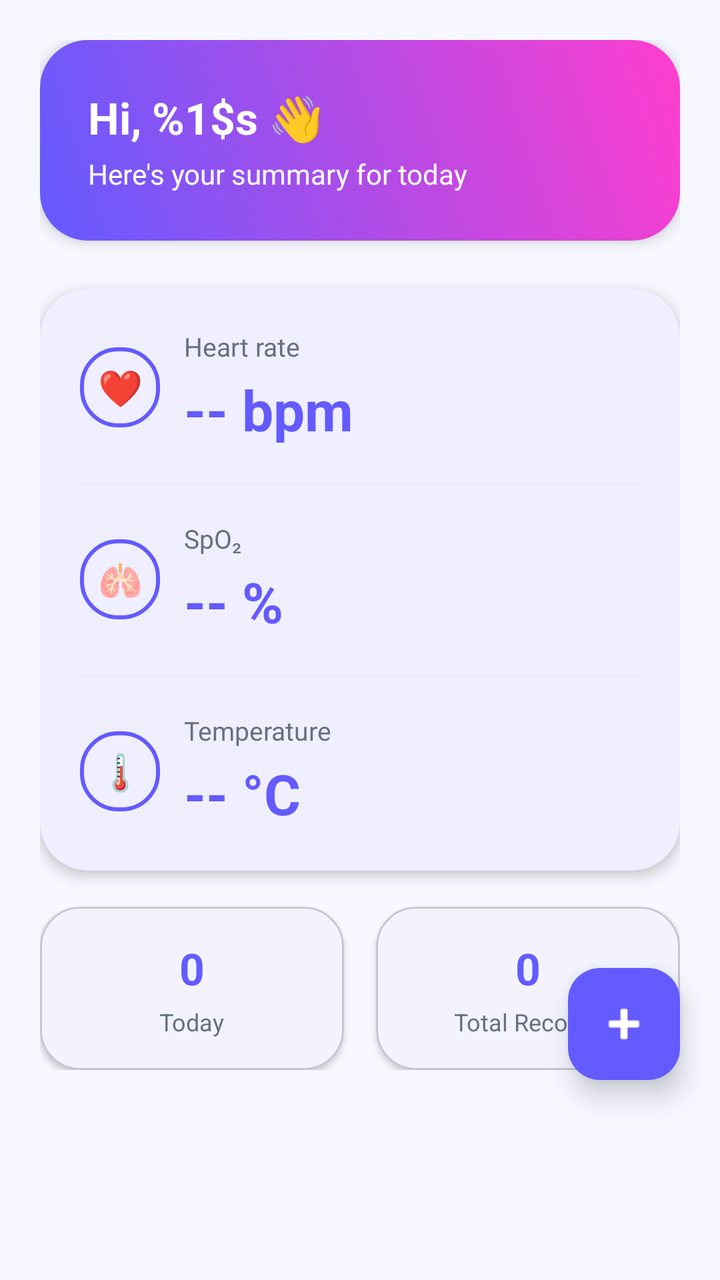
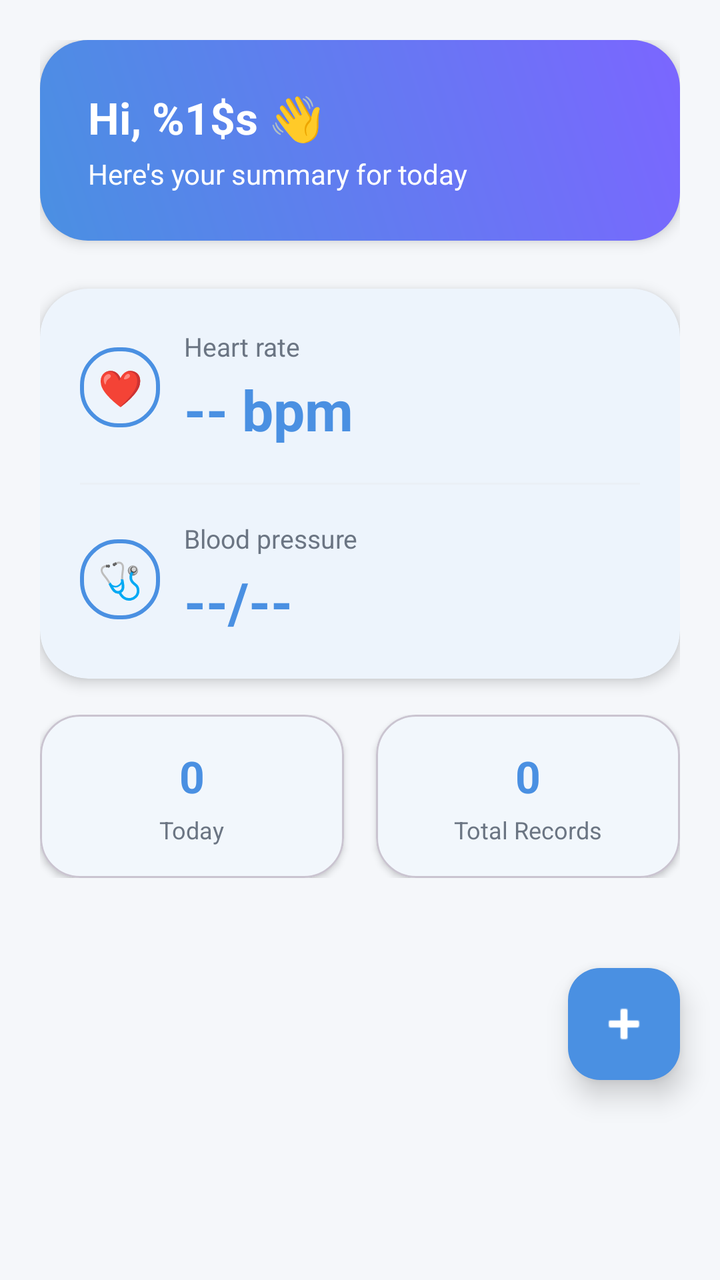

Screens rendered from an Android XML layout before and after an edit, with the pre-edit source and the edit as a unified diff.
<!-- AndroidManifest.xml: application theme Theme.SmartFitBLE -->
<!-- res/layout/fragment_dashboard.xml -->
<?xml version="1.0" encoding="utf-8"?>
<androidx.coordinatorlayout.widget.CoordinatorLayout
    xmlns:android="http://schemas.android.com/apk/res/android"
    xmlns:app="http://schemas.android.com/apk/res-auto"
    android:layout_width="match_parent"
    android:layout_height="match_parent"
    android:background="@color/smartfit_background">

    <androidx.core.widget.NestedScrollView
        android:layout_width="match_parent"
        android:layout_height="wrap_content"
        android:overScrollMode="never"
        android:fillViewport="false"
        android:clipToPadding="false"
        android:paddingBottom="120dp">


    <LinearLayout
            android:orientation="vertical"
            android:layout_width="match_parent"
            android:layout_height="wrap_content"
            android:padding="20dp">


            <FrameLayout
                android:id="@+id/headerContainer"
                android:layout_width="match_parent"
                android:layout_height="wrap_content"
                android:background="@drawable/bg_dashboard_header_gradient"
                android:padding="24dp"
                android:foreground="?attr/selectableItemBackground"
                android:clipToPadding="false"
                android:layout_marginBottom="20dp"
                android:elevation="4dp">

                <LinearLayout
                    android:layout_width="match_parent"
                    android:layout_height="wrap_content"
                    android:orientation="vertical">

                    <TextView
                        android:id="@+id/tvUserGreeting"
                        android:layout_width="wrap_content"
                        android:layout_height="wrap_content"
                        android:text="@string/dashboard_greeting"
                        android:textSize="22sp"
                        android:textStyle="bold"
                        android:textColor="@android:color/white"/>

                    <TextView
                        android:layout_width="wrap_content"
                        android:layout_height="wrap_content"
                        android:text="@string/dashboard_subtitle"
                        android:textSize="14sp"
                        android:textColor="@android:color/white"
                        android:layout_marginTop="4dp"/>

                    <TextView
                        android:id="@+id/tvDataTimestamp"
                        android:layout_width="wrap_content"
                        android:layout_height="wrap_content"
                        android:layout_marginTop="12dp"
                        android:textColor="@android:color/white"
                        android:textSize="12sp"
                        android:visibility="gone"/>

                </LinearLayout>

            </FrameLayout>


            <com.google.android.material.card.MaterialCardView
                android:id="@+id/cardVitals"
                android:layout_width="match_parent"
                android:layout_height="wrap_content"
                android:layout_marginTop="4dp"
                app:cardCornerRadius="24dp"
                app:cardElevation="4dp"
                app:cardBackgroundColor="@color/smartfit_card"
                app:strokeWidth="0dp">

                <LinearLayout
                    android:layout_width="match_parent"
                    android:layout_height="wrap_content"
                    android:orientation="vertical"
                    android:padding="20dp">

                    
                    <LinearLayout
                        android:layout_width="match_parent"
                        android:layout_height="wrap_content"
                        android:orientation="horizontal"
                        android:gravity="center_vertical">

                        
                        <FrameLayout
                            android:layout_width="40dp"
                            android:layout_height="40dp"
                            android:background="@drawable/bg_outline_button">

                            <TextView
                                android:layout_width="match_parent"
                                android:layout_height="match_parent"
                                android:text="@string/heart_icon"
                                android:gravity="center"
                                android:textSize="18sp"
                                android:textColor="@android:color/white"/>
                        </FrameLayout>

                        
                        <LinearLayout
                            android:layout_width="0dp"
                            android:layout_height="wrap_content"
                            android:layout_weight="1"
                            android:orientation="vertical"
                            android:layout_marginStart="12dp">

                            <TextView
                                android:layout_width="wrap_content"
                                android:layout_height="wrap_content"
                                android:text="@string/heart_rate"
                                android:textSize="13sp"
                                android:textColor="@color/smartfit_text_secondary"/>

                            <TextView
                                android:id="@+id/tvHeartRate"
                                android:layout_width="wrap_content"
                                android:layout_height="wrap_content"
                                android:text="@string/bpm_dash"
                                android:textSize="28sp"
                                android:textStyle="bold"
                                android:textColor="@color/smartfit_primary"
                                android:layout_marginTop="4dp"/>
                        </LinearLayout>

                    </LinearLayout>

                    
                    <View
                        android:layout_width="match_parent"
                        android:layout_height="1dp"
                        android:layout_marginVertical="18dp"
                        android:background="@color/smartfit_divider"
                        android:alpha="0.3"/>

                    
                    <LinearLayout
                        android:layout_width="match_parent"
                        android:layout_height="wrap_content"
                        android:orientation="horizontal"
                        android:gravity="center_vertical">

                        <FrameLayout
                            android:layout_width="40dp"
                            android:layout_height="40dp"
                            android:background="@drawable/bg_outline_button">

                            <TextView
                                android:layout_width="match_parent"
                                android:layout_height="match_parent"
                                android:text="@string/spo2_icon"
                                android:gravity="center"
                                android:textSize="18sp"
                                android:textColor="@android:color/white"/>
                        </FrameLayout>

                        <LinearLayout
                            android:layout_width="0dp"
                            android:layout_height="wrap_content"
                            android:layout_weight="1"
                            android:orientation="vertical"
                            android:layout_marginStart="12dp">

                            <TextView
                                android:layout_width="wrap_content"
                                android:layout_height="wrap_content"
                                android:text="@string/spo2"
                                android:textSize="13sp"
                                android:textColor="@color/smartfit_text_secondary"/>

                            <TextView
                                android:id="@+id/tvSpo2"
                                android:layout_width="wrap_content"
                                android:layout_height="wrap_content"
                                android:text="@string/spo2_placeholder"
                                android:textSize="28sp"
                                android:textStyle="bold"
                                android:textColor="@color/smartfit_primary"
                                android:layout_marginTop="4dp"/>
                        </LinearLayout>

                    </LinearLayout>

                    
                    <View
                        android:layout_width="match_parent"
                        android:layout_height="1dp"
                        android:layout_marginVertical="18dp"
                        android:background="@color/smartfit_divider"
                        android:alpha="0.3"/>

                    
                    <LinearLayout
                        android:layout_width="match_parent"
                        android:layout_height="wrap_content"
                        android:orientation="horizontal"
                        android:gravity="center_vertical">

                        <FrameLayout
                            android:layout_width="40dp"
                            android:layout_height="40dp"
                            android:background="@drawable/bg_outline_button">

                            <TextView
                                android:layout_width="match_parent"
                                android:layout_height="match_parent"
                                android:text="@string/temperature_icon"
                                android:gravity="center"
                                android:textSize="18sp"
                                android:textColor="@android:color/white"/>
                        </FrameLayout>

                        <LinearLayout
                            android:layout_width="0dp"
                            android:layout_height="wrap_content"
                            android:layout_weight="1"
                            android:orientation="vertical"
                            android:layout_marginStart="12dp">

                            <TextView
                                android:layout_width="wrap_content"
                                android:layout_height="wrap_content"
                                android:text="@string/temperature"
                                android:textSize="13sp"
                                android:textColor="@color/smartfit_text_secondary"/>

                            <TextView
                                android:id="@+id/tvTemperature"
                                android:layout_width="wrap_content"
                                android:layout_height="wrap_content"
                                android:text="@string/temperature_placeholder"
                                android:textSize="28sp"
                                android:textStyle="bold"
                                android:textColor="@color/smartfit_primary"
                                android:layout_marginTop="4dp"/>
                        </LinearLayout>

                    </LinearLayout>

                </LinearLayout>
            </com.google.android.material.card.MaterialCardView>

            
            <LinearLayout
                android:layout_width="match_parent"
                android:layout_height="wrap_content"
                android:orientation="horizontal"
                android:layout_marginTop="18dp"
                android:weightSum="2">

                
                <com.google.android.material.card.MaterialCardView
                    android:id="@+id/cardTodayStats"
                    android:layout_width="0dp"
                    android:layout_height="wrap_content"
                    android:layout_weight="1"
                    android:layout_marginEnd="8dp"
                    app:cardCornerRadius="20dp"
                    app:cardElevation="2dp"
                    app:cardBackgroundColor="@color/smartfit_card">

                    <LinearLayout
                        android:layout_width="match_parent"
                        android:layout_height="wrap_content"
                        android:orientation="vertical"
                        android:padding="16dp"
                        android:gravity="center_horizontal">

                        <TextView
                            android:id="@+id/tvTodayCount"
                            android:layout_width="wrap_content"
                            android:layout_height="wrap_content"
                            android:text="0"
                            android:textSize="22sp"
                            android:textStyle="bold"
                            android:textColor="@color/smartfit_primary"/>

                        <TextView
                            android:layout_width="wrap_content"
                            android:layout_height="wrap_content"
                            android:text="@string/today"
                            android:textSize="12sp"
                            android:textColor="@color/smartfit_text_secondary"
                            android:layout_marginTop="4dp"/>
                    </LinearLayout>
                </com.google.android.material.card.MaterialCardView>

                
                <com.google.android.material.card.MaterialCardView
                    android:id="@+id/cardTotalStats"
                    android:layout_width="0dp"
                    android:layout_height="wrap_content"
                    android:layout_weight="1"
                    android:layout_marginStart="8dp"
                    app:cardCornerRadius="20dp"
                    app:cardElevation="2dp"
                    app:cardBackgroundColor="@color/smartfit_card">

                    <LinearLayout
                        android:layout_width="match_parent"
                        android:layout_height="wrap_content"
                        android:orientation="vertical"
                        android:padding="16dp"
                        android:gravity="center_horizontal">

                        <TextView
                            android:id="@+id/tvTotalCount"
                            android:layout_width="wrap_content"
                            android:layout_height="wrap_content"
                            android:text="0"
                            android:textSize="22sp"
                            android:textStyle="bold"
                            android:textColor="@color/smartfit_primary"/>

                        <TextView
                            android:layout_width="wrap_content"
                            android:layout_height="wrap_content"
                            android:text="@string/total_records"
                            android:textSize="12sp"
                            android:textColor="@color/smartfit_text_secondary"
                            android:layout_marginTop="4dp"/>
                    </LinearLayout>
                </com.google.android.material.card.MaterialCardView>
            </LinearLayout>

        </LinearLayout>
    </androidx.core.widget.NestedScrollView>

    <com.google.android.material.floatingactionbutton.FloatingActionButton
        android:id="@+id/fabAddEntry"
        android:layout_width="wrap_content"
        android:layout_height="wrap_content"
        android:layout_gravity="bottom|end"
        android:layout_marginEnd="20dp"
        android:layout_marginBottom="100dp"
        android:contentDescription="@string/add_entry"
        app:srcCompat="@android:drawable/ic_input_add"
        app:tint="@android:color/white"
        app:backgroundTint="@color/smartfit_primary"
        app:useCompatPadding="true"
        app:maxImageSize="28dp"
        app:elevation="8dp" />

</androidx.coordinatorlayout.widget.CoordinatorLayout>
<!-- resources referenced by this layout -->
<resources>
  <color name="smartfit_background">#F6F7FF</color>
  <color name="smartfit_card">#FFFFFF</color>
  <color name="smartfit_divider">#E5E7EB</color>
  <color name="smartfit_primary">#635BFF</color>
  <color name="smartfit_text_secondary">#667085</color>
  <!-- drawable bg_dashboard_header_gradient (drawable) -->
  <?xml version="1.0" encoding="utf-8"?>
  <shape xmlns:android="http://schemas.android.com/apk/res/android"
      android:shape="rectangle">
  
      <gradient
          android:startColor="@color/smartfit_gradient_start"
          android:endColor="@color/smartfit_gradient_end"
          android:angle="45"/>
  
      <corners android:radius="24dp"/>
  </shape>
  <!-- drawable bg_outline_button (drawable) -->
  <?xml version="1.0" encoding="utf-8"?>
  <shape xmlns:android="http://schemas.android.com/apk/res/android">
      <solid android:color="@android:color/transparent"/>
      <stroke android:width="2dp" android:color="@color/smartfit_primary"/>
      <corners android:radius="18dp"/>
  </shape>
  <string name="add_entry">Add Entry</string>
  <string name="bpm_dash">-- bpm</string>
  <string name="dashboard_greeting">Hi, %1$s 👋</string>
  <string name="dashboard_subtitle">Here\'s your summary for today</string>
  <string name="heart_icon">❤</string>
  <string name="heart_rate">Heart rate</string>
  <string name="spo2">SpO₂</string>
  <string name="spo2_icon">🫁</string>
  <string name="spo2_placeholder">-- %</string>
  <string name="temperature">Temperature</string>
  <string name="temperature_icon">🌡</string>
  <string name="temperature_placeholder">-- °C</string>
  <string name="today">Today</string>
  <string name="total_records">Total Records</string>
  <style name="Theme.SmartFitBLE" parent="Theme.Material3.DayNight.NoActionBar">
          <item name="android:statusBarColor">@android:color/transparent</item>
          <item name="android:windowLightStatusBar">true</item>
          <item name="colorPrimary">@color/smartfit_primary</item>
          <item name="colorPrimaryContainer">@color/smartfit_card</item>
          <item name="colorSecondary">@color/smartfit_primary</item>
          <item name="colorSecondaryContainer">@color/smartfit_gradient_start</item>
          <item name="colorSurface">@color/smartfit_card</item>
          <item name="android:colorBackground">@color/smartfit_background</item>
          <item name="android:navigationBarColor">@color/smartfit_card</item>
  
          <item name="colorControlActivated">#1A3B82F6</item>
          <item name="colorControlNormal">@color/smartfit_text_secondary</item>
  
          
          <item name="textInputStyle">@style/Widget.Material3.TextInputLayout.OutlinedBox</item>
          <item name="editTextStyle">@style/Widget.Material3.TextInputEditText.OutlinedBox</item>
          <item name="materialThemeOverlay">@style/ThemeOverlay.Material3</item>
      </style>
  <color name="smartfit_gradient_start">#635BFF</color>
  <color name="smartfit_gradient_end">#FF3DCE</color>
</resources>

<!-- the commit's change to res/layout/fragment_dashboard.xml (unified diff, before → after) -->
@@ -150,6 +150,7 @@
                         android:orientation="horizontal"
                         android:gravity="center_vertical">
 
+                        
                         <FrameLayout
                             android:layout_width="40dp"
                             android:layout_height="40dp"
@@ -158,12 +159,13 @@
                             <TextView
                                 android:layout_width="match_parent"
                                 android:layout_height="match_parent"
-                                android:text="@string/spo2_icon"
+                                android:text="@string/bp_dash"
                                 android:gravity="center"
                                 android:textSize="18sp"
                                 android:textColor="@android:color/white"/>
                         </FrameLayout>
 
+                        
                         <LinearLayout
                             android:layout_width="0dp"
                             android:layout_height="wrap_content"
@@ -174,71 +176,15 @@
                             <TextView
                                 android:layout_width="wrap_content"
                                 android:layout_height="wrap_content"
-                                android:text="@string/spo2"
+                                android:text="@string/blood_pressure"
                                 android:textSize="13sp"
                                 android:textColor="@color/smartfit_text_secondary"/>
 
                             <TextView
-                                android:id="@+id/tvSpo2"
+                                android:id="@+id/tvBloodPressure"
                                 android:layout_width="wrap_content"
                                 android:layout_height="wrap_content"
-                                android:text="@string/spo2_placeholder"
-                                android:textSize="28sp"
-                                android:textStyle="bold"
-                                android:textColor="@color/smartfit_primary"
-                                android:layout_marginTop="4dp"/>
-                        </LinearLayout>
-
-                    </LinearLayout>
-
-                    
-                    <View
-                        android:layout_width="match_parent"
-                        android:layout_height="1dp"
-                        android:layout_marginVertical="18dp"
-                        android:background="@color/smartfit_divider"
-                        android:alpha="0.3"/>
-
-                    
-                    <LinearLayout
-                        android:layout_width="match_parent"
-                        android:layout_height="wrap_content"
-                        android:orientation="horizontal"
-                        android:gravity="center_vertical">
-
-                        <FrameLayout
-                            android:layout_width="40dp"
-                            android:layout_height="40dp"
-                            android:background="@drawable/bg_outline_button">
-
-                            <TextView
-                                android:layout_width="match_parent"
-                                android:layout_height="match_parent"
-                                android:text="@string/temperature_icon"
-                                android:gravity="center"
-                                android:textSize="18sp"
-                                android:textColor="@android:color/white"/>
-                        </FrameLayout>
-
-                        <LinearLayout
-                            android:layout_width="0dp"
-                            android:layout_height="wrap_content"
-                            android:layout_weight="1"
-                            android:orientation="vertical"
-                            android:layout_marginStart="12dp">
-
-                            <TextView
-                                android:layout_width="wrap_content"
-                                android:layout_height="wrap_content"
-                                android:text="@string/temperature"
-                                android:textSize="13sp"
-                                android:textColor="@color/smartfit_text_secondary"/>
-
-                            <TextView
-                                android:id="@+id/tvTemperature"
-                                android:layout_width="wrap_content"
-                                android:layout_height="wrap_content"
-                                android:text="@string/temperature_placeholder"
+                                android:text="@string/dash_dash"
                                 android:textSize="28sp"
                                 android:textStyle="bold"
                                 android:textColor="@color/smartfit_primary"
<!-- resource entries referenced after the edit -->
@@ -1,10 +1,10 @@
 <!-- resources referenced by this layout -->
 <resources>
-  <color name="smartfit_background">#F6F7FF</color>
+  <color name="smartfit_background">#F5F7FA</color>
   <color name="smartfit_card">#FFFFFF</color>
   <color name="smartfit_divider">#E5E7EB</color>
-  <color name="smartfit_primary">#635BFF</color>
-  <color name="smartfit_text_secondary">#667085</color>
+  <color name="smartfit_primary">#4A90E2</color>
+  <color name="smartfit_text_secondary">#6B7583</color>
   <!-- drawable bg_dashboard_header_gradient (drawable) -->
   <?xml version="1.0" encoding="utf-8"?>
   <shape xmlns:android="http://schemas.android.com/apk/res/android"
@@ -25,17 +25,14 @@
       <corners android:radius="18dp"/>
   </shape>
   <string name="add_entry">Add Entry</string>
+  <string name="blood_pressure">Blood pressure</string>
+  <string name="bp_dash">🩺</string>
   <string name="bpm_dash">-- bpm</string>
+  <string name="dash_dash">--/--</string>
   <string name="dashboard_greeting">Hi, %1$s 👋</string>
   <string name="dashboard_subtitle">Here\'s your summary for today</string>
   <string name="heart_icon">❤</string>
   <string name="heart_rate">Heart rate</string>
-  <string name="spo2">SpO₂</string>
-  <string name="spo2_icon">🫁</string>
-  <string name="spo2_placeholder">-- %</string>
-  <string name="temperature">Temperature</string>
-  <string name="temperature_icon">🌡</string>
-  <string name="temperature_placeholder">-- °C</string>
   <string name="today">Today</string>
   <string name="total_records">Total Records</string>
   <style name="Theme.SmartFitBLE" parent="Theme.Material3.DayNight.NoActionBar">
@@ -46,7 +43,6 @@
           <item name="colorSecondary">@color/smartfit_primary</item>
           <item name="colorSecondaryContainer">@color/smartfit_gradient_start</item>
           <item name="colorSurface">@color/smartfit_card</item>
-          <item name="android:colorBackground">@color/smartfit_background</item>
           <item name="android:navigationBarColor">@color/smartfit_card</item>
   
           <item name="colorControlActivated">#1A3B82F6</item>
@@ -57,7 +53,7 @@
           <item name="editTextStyle">@style/Widget.Material3.TextInputEditText.OutlinedBox</item>
           <item name="materialThemeOverlay">@style/ThemeOverlay.Material3</item>
       </style>
-  <color name="smartfit_gradient_start">#635BFF</color>
-  <color name="smartfit_gradient_end">#FF3DCE</color>
+  <color name="smartfit_gradient_start">#4A90E2</color>
+  <color name="smartfit_gradient_end">#7B66FF</color>
 </resources>
 
